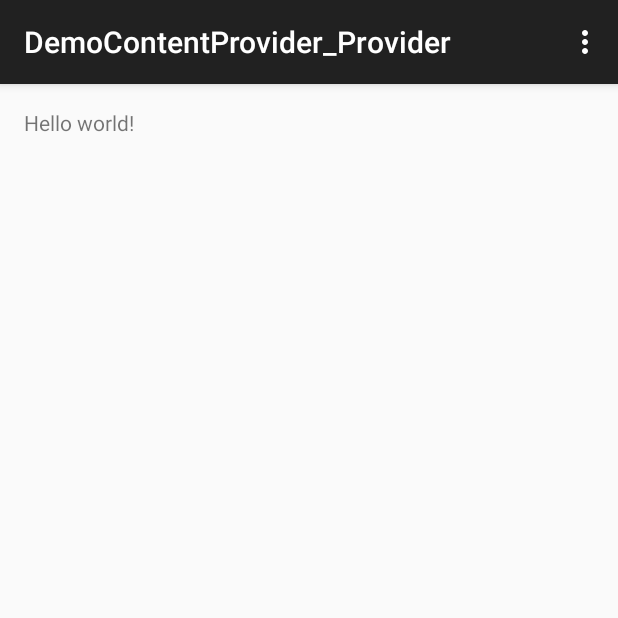
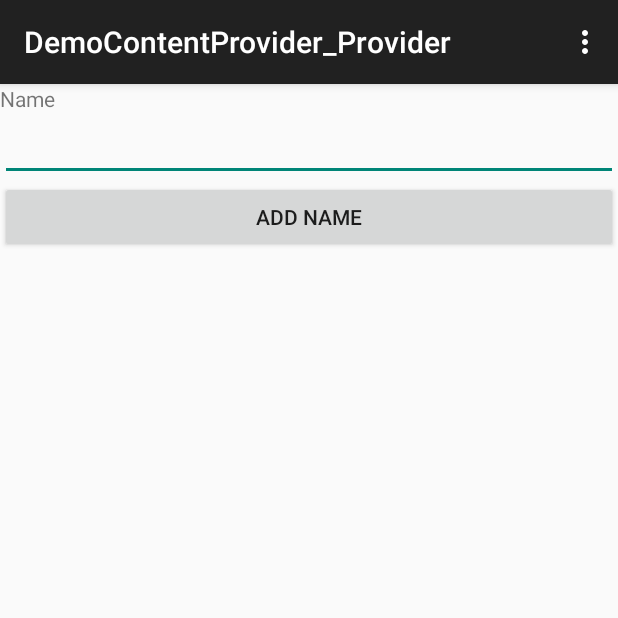
Before and after one commit to kpurushottam/DemoContentProvider_Provider, an Android app: the screen it shows after launch (MainActivity), on a phone screen of 412 x 824 dp, the top half of it. Run offline under Robolectric (Android 15) with nearby library versions, the phone set to English and light mode, and no system bars.

Commit message:
Addition: Added UserName Content Provider

```diff
--- a/app/src/main/res/layout/activity_main.xml
+++ b/app/src/main/res/layout/activity_main.xml
@@ -1,11 +1,20 @@
-<RelativeLayout xmlns:android="http://schemas.android.com/apk/res/android"
-    xmlns:tools="http://schemas.android.com/tools" android:layout_width="match_parent"
-    android:layout_height="match_parent" android:paddingLeft="@dimen/activity_horizontal_margin"
-    android:paddingRight="@dimen/activity_horizontal_margin"
-    android:paddingTop="@dimen/activity_vertical_margin"
-    android:paddingBottom="@dimen/activity_vertical_margin" tools:context=".MainActivity">
-
-    <TextView android:text="@string/hello_world" android:layout_width="wrap_content"
+<?xml version="1.0" encoding="utf-8"?>
+<LinearLayout xmlns:android="http://schemas.android.com/apk/res/android"
+    android:layout_width="fill_parent"
+    android:layout_height="fill_parent"
+    android:orientation="vertical" >
+    <TextView
+        android:layout_width="fill_parent"
+        android:layout_height="wrap_content"
+        android:text="Name" />
+    <EditText
+        android:id="@+id/txtName"
+        android:layout_width="fill_parent"
         android:layout_height="wrap_content" />
-
-</RelativeLayout>
+    <Button
+        android:id="@+id/btnAdd"
+        android:layout_width="fill_parent"
+        android:layout_height="wrap_content"
+        android:onClick="onClickAddName"
+        android:text="Add Name" />
+</LinearLayout>
```
Also changed, not shown: app/src/main/AndroidManifest.xml (+14 -1 lines), app/src/main/java/com/krp/android/democontentprovider_provider/MainActivity.java (+14 -0 lines), app/src/main/java/com/krp/android/democontentprovider_provider/MyProvider.java (added, +143 -0 lines), 1 other file.
